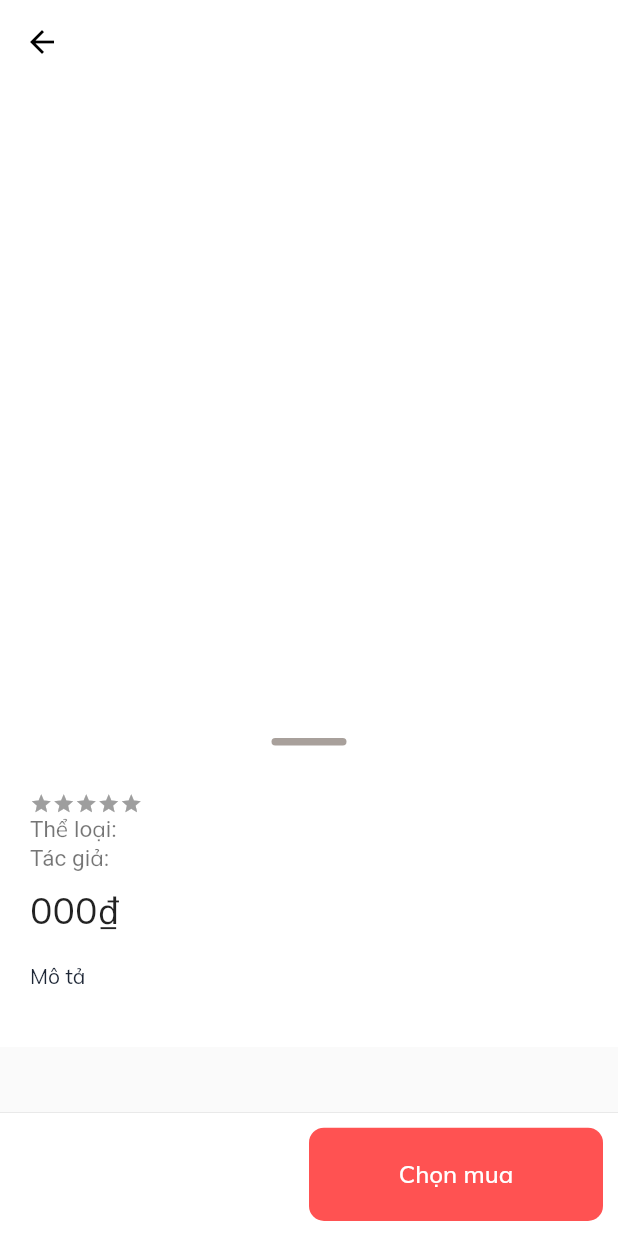
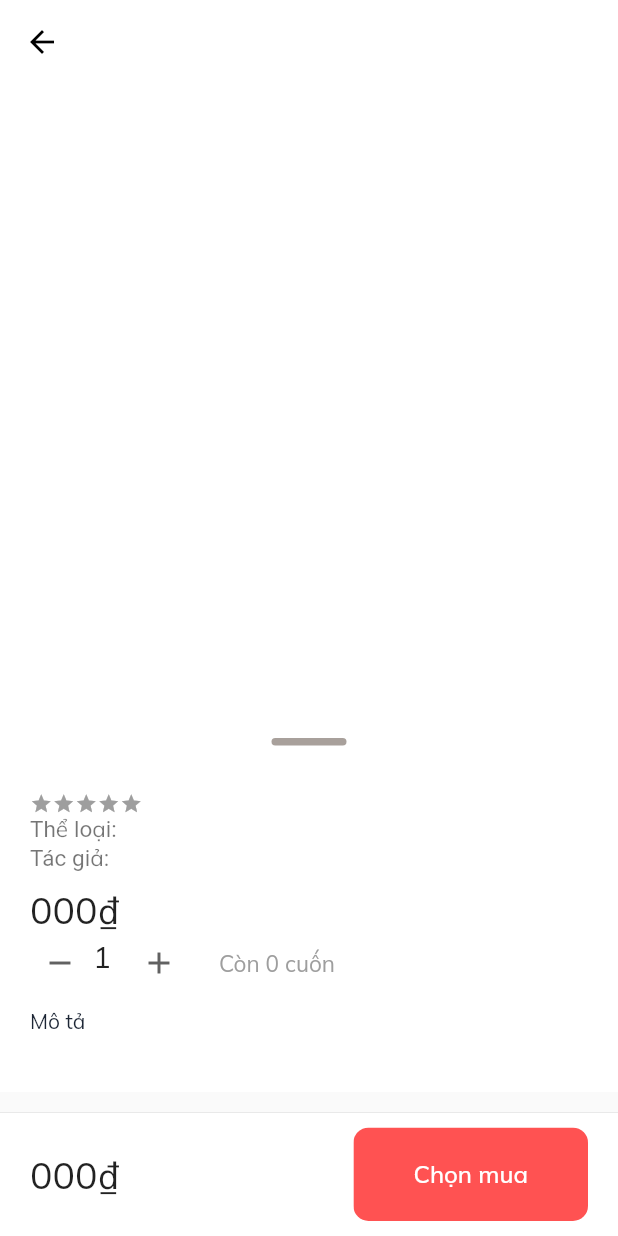
Before and after one commit to hoangtvspk/doubHBookStore_flutter, a Flutter app: the BookDetail screen opened directly with empty values, on a phone screen of 412 x 824 dp. Run offline on Flutter 3.47's test engine with Material 2 defaults, Android fonts, the phone set to English and light mode, and no system bars; drawn by our look-alikes of carousel_slider, flutter_rating_bar; our stand-ins replace another_flushbar, flutter_easyloading, flutter_spinkit, flutter_svg, font_awesome_flutter, get and 5 more; missing offline and left inert: form_data; accounts and stored records are empty; network calls fail.

Commit message:
Add Cart
Add Cart with quantity

```diff
--- a/lib/src/Routes/route.dart
+++ b/lib/src/Routes/route.dart
@@ -1,6 +1,6 @@
 import 'package:doubhBookstore_flutter_springboot/src/pages/profile/myProfile/editPassword/editPasswordScreen.dart';
 import 'package:doubhBookstore_flutter_springboot/src/pages/register/active.dart';
-import 'package:doubhBookstore_flutter_springboot/src/pages/bookDetail.dart';
+import 'package:doubhBookstore_flutter_springboot/src/pages/bookDetail/bookDetail.dart';
 import 'package:doubhBookstore_flutter_springboot/src/pages/home/homeScreen.dart';
 import 'package:doubhBookstore_flutter_springboot/src/pages/mainLayout.dart';
 import 'package:doubhBookstore_flutter_springboot/src/pages/signUp.dart';
--- a/lib/src/httpClient/config.dart
+++ b/lib/src/httpClient/config.dart
@@ -44,7 +44,7 @@ class Config{
 
   static Map<String, String>  HTTP_CONFIG = {
 
-    "baseURL": "http://10.21.56.14:8080/api/v1"
+    "baseURL": "http://192.168.1.130:8080/api/v1"
 
   };
   static final box = GetStorage();
--- a/lib/src/pages/bookDetail.dart
+++ b/lib/src/pages/bookDetail/bookDetail.dart
@@ -1,4 +1,5 @@
 import 'package:carousel_slider/carousel_slider.dart';
+import 'package:doubhBookstore_flutter_springboot/src/pages/bookDetail/bookDetailController.dart';
 import 'package:flutter/cupertino.dart';
 import 'package:flutter/material.dart';
 import 'package:flutter_rating_bar/flutter_rating_bar.dart';
@@ -8,12 +9,12 @@ import 'package:http/http.dart' as http;
 import 'package:intl/intl.dart';
 import 'package:loader_overlay/loader_overlay.dart';
 
-import '../httpClient/config.dart';
-import '../model/bookModel.dart';
-import '../themes/light_color.dart';
-import '../themes/theme.dart';
-import '../widgets/title_text.dart';
-import 'cart/cartControllerr.dart';
+import '../../httpClient/config.dart';
+import '../../model/bookModel.dart';
+import '../../themes/light_color.dart';
+import '../../themes/theme.dart';
+import '../../widgets/title_text.dart';
+import '../cart/cartControllerr.dart';
 
 class BookDetail extends StatefulWidget {
   BookDetail({Key? key}) : super(key: key);
@@ -24,6 +25,7 @@ class BookDetail extends StatefulWidget {
 
 class _BookDetailState extends State<BookDetail> with TickerProviderStateMixin {
   final _controller = Get.put(CartController());
+  final BookDetailController c = Get.put(BookDetailController());
   late AnimationController controller;
   late Animation<double> animation;
   var formatter = NumberFormat('#,###,000');
@@ -172,7 +174,6 @@ class _BookDetailState extends State<BookDetail> with TickerProviderStateMixin {
                           itemCount: 5,
                           itemSize: 15.0,
                           direction: Axis.horizontal,
-
                         ),
                         Text(
                           "Thể loại: " + agrs.book.category.nameCategory,
@@ -195,12 +196,8 @@ class _BookDetailState extends State<BookDetail> with TickerProviderStateMixin {
                             ? Row(
                                 children: [
                                   TitleText(
-                                    text:  "${formatter
-                                        .format(agrs.book.price -
-                                        agrs.book.price *
-                                            agrs.book.sale /
-                                            100)
-                                        .toString()}₫",
+                                    text:
+                                        "${formatter.format(agrs.book.price - agrs.book.price * agrs.book.sale / 100).toString()}₫",
                                     fontSize: 25,
                                     color: Colors.black87,
                                   ),
@@ -227,9 +224,8 @@ class _BookDetailState extends State<BookDetail> with TickerProviderStateMixin {
                                   ),
                                   Padding(
                                     padding: const EdgeInsets.only(left: 5),
-                                    child: Text("${formatter
-                                        .format(agrs.book.price)
-                                        .toString()}₫",
+                                    child: Text(
+                                      "${formatter.format(agrs.book.price).toString()}₫",
                                       style: TextStyle(
                                         fontSize: 15,
                                         color: Colors.black54,
@@ -242,15 +238,54 @@ class _BookDetailState extends State<BookDetail> with TickerProviderStateMixin {
                               )
                             : Row(children: [
                                 TitleText(
-                                  text: "${formatter
-                                      .format(agrs.book.price)
-                                      .toString()}₫",
+                                  text:
+                                      "${formatter.format(agrs.book.price).toString()}₫",
                                   fontSize: 25,
                                   color: Colors.black87,
                                 ),
                               ])
                       ],
                     ),
+                  ),
+            Row(
+              crossAxisAlignment: CrossAxisAlignment.end,
+              children: <Widget>[
+                SizedBox(
+                  height: 30,
+                  width: 30,
+                  child: new IconButton(
+                    onPressed: () => c.decrement(agrs.book.quantity, context),
+                    icon: new Icon(Icons.remove, size: 24),
+                    color: Colors.grey.shade700,
+                  ),
+                ),
+                Container(
+                    padding:
+                        const EdgeInsets.only(bottom: 2, right: 12, left: 12),
+                    child: Obx(
+                      () => Text(
+                        "${c.count}",
+                        style: TextStyle(fontSize: 20),
+                      ),
+                    )),
+                SizedBox(
+                  height: 30,
+                  width: 30,
+                  child: new IconButton(
+                    onPressed: () => c.increment(agrs.book.quantity, context),
+                    icon: new Icon(Icons.add, size: 24),
+                    color: Colors.grey.shade700,
+                  ),
+                ),
+                SizedBox(
+                  width: 30,
+                ),
+                TitleText(
+                  text: "Còn ${agrs.book.quantity} cuốn",
+                  fontSize: 15,
+                  color: Colors.grey,
+                ),
+              ],
             ),
             SizedBox(
               height: 20,
@@ -319,21 +354,37 @@ class _BookDetailState extends State<BookDetail> with TickerProviderStateMixin {
       bottomNavigationBar: Stack(
         children: [
           Container(
-            height: AppTheme.fullHeight(context)/10,
+            padding: const EdgeInsets.only(left: 20,right: 20),
+            height: AppTheme.fullHeight(context) / 10,
+            width: AppTheme.fullWidth(context),
             decoration: BoxDecoration(
                 color: Colors.white,
                 border: Border(
                     top: BorderSide(width: 0.2, color: Colors.grey.shade400))),
-            child: ElevatedButton(
+            child: Row(
+              children: [
+                (agrs.book.sale != null && agrs.book.sale != 0)
+                    ? Obx(() => TitleText(
+                          text:
+                              "${formatter.format((agrs.book.price - agrs.book.price * agrs.book.sale / 100) * c.count.value).toString()}₫",
+                          fontSize: 25,
+                          color: Colors.red.withOpacity(0.7),
+                        ))
+                    : Obx(() => TitleText(
+                          text:
+                              "${formatter.format(agrs.book.price * c.count.value).toString()}₫",
+                          fontSize: 25,
+                          color: Colors.black87,
+                        )),
+                Spacer(),
+                ElevatedButton(
                   onPressed: () async {
-                await _controller.addToCart(agrs.book.id,context);
+                    await _controller.addToCart(agrs.book.id, context, c.count);
                   },
                   style: ElevatedButton.styleFrom(
                     primary: Colors.transparent,
                     elevation: 0.0,
                     padding: EdgeInsets.only(
-                    left: AppTheme.fullWidth(context) * 50 / 100,
-                    right: 10,
                         top: 10,
                         bottom: 10),
                   ),
@@ -344,6 +395,7 @@ class _BookDetailState extends State<BookDetail> with TickerProviderStateMixin {
                     ),
                     child: Container(
                       alignment: Alignment.center,
+                      padding: EdgeInsets.symmetric(horizontal: 40),
                       child: Text(
                         "Chọn mua",
                         textAlign: TextAlign.center,
@@ -351,6 +403,8 @@ class _BookDetailState extends State<BookDetail> with TickerProviderStateMixin {
                       ),
                     ),
                   ),
+                ),
+              ],
             ),
           ),
         ],
--- a/lib/src/pages/books.dart
+++ b/lib/src/pages/books.dart
@@ -16,7 +16,7 @@ import '../model/categoryModel.dart';
 import '../themes/light_color.dart';
 import '../themes/theme.dart';
 import '../widgets/bookCard.dart';
-import 'bookDetail.dart';
+import 'bookDetail/bookDetail.dart';
 
 class BooksPage extends StatefulWidget {
   BooksPage({Key? key, this.title}) : super(key: key);
--- a/lib/src/pages/cart/cartControllerr.dart
+++ b/lib/src/pages/cart/cartControllerr.dart
@@ -262,7 +262,7 @@ class CartController extends GetxController {
     );
   }
 
-  Future addToCart(int id, BuildContext context) async {
+  Future addToCart(int id, BuildContext context, RxInt count) async {
     dynamic cartInfo = await box.read("cartInfo");
     dynamic userInfo = await box.read("userInfo");
     List<CartItem> list = await [];
@@ -273,7 +273,7 @@ class CartController extends GetxController {
       String idBook = json.encode({
         "id": id,
       });
-      String quantity = json.encode({"number": 1});
+      String quantity = json.encode({"number": count.value});
       var formData = formdata.FormData();
       formData.add("idBook", idBook, contentType: 'application/json');
       formData.add("quantity", quantity, contentType: 'application/json');
--- a/lib/src/pages/home/homeScreen.dart
+++ b/lib/src/pages/home/homeScreen.dart
@@ -19,7 +19,7 @@ import '../../model/bookModel.dart';
 import '../../themes/light_color.dart';
 import '../../themes/theme.dart';
 import '../../widgets/bookCardHome.dart';
-import '../bookDetail.dart';
+import '../bookDetail/bookDetail.dart';
 
 class HomePage extends StatefulWidget {
   HomePage({Key? key, this.title}) : super(key: key);
--- a/lib/src/widgets/bookCard.dart
+++ b/lib/src/widgets/bookCard.dart
@@ -1,5 +1,5 @@
 import 'package:doubhBookstore_flutter_springboot/src/model/bookModel.dart';
-import 'package:doubhBookstore_flutter_springboot/src/pages/bookDetail.dart';
+import 'package:doubhBookstore_flutter_springboot/src/pages/bookDetail/bookDetail.dart';
 import 'package:doubhBookstore_flutter_springboot/src/widgets/extentions.dart';
 import 'package:flutter/material.dart';
 
```
Also changed, not shown: lib/src/pages/bookDetail/bookDetailController.dart (added, +43 -0 lines). Lines whose indentation alone changed are shown as unchanged.
